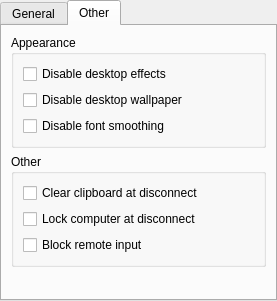
First picture: the form in source/console/computer_dialog_desktop.ui, repository dchapyshev/aspia, before the edit.
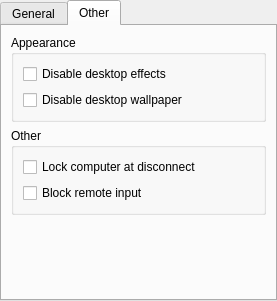
Second picture: the form after the edit. The open tabs and pages were chosen to show the change.

Commit message: Move clipboard to user session side.

The edit to the form file:
```diff
--- a/source/console/computer_dialog_desktop.ui
+++ b/source/console/computer_dialog_desktop.ui
@@ -150,13 +150,6 @@
             </property>
            </widget>
           </item>
-          <item>
-           <widget class="QCheckBox" name="checkbox_font_smoothing">
-            <property name="text">
-             <string>Disable font smoothing</string>
-            </property>
-           </widget>
-          </item>
          </layout>
         </widget>
        </item>
@@ -172,13 +165,6 @@
           <string>Other</string>
          </property>
          <layout class="QVBoxLayout" name="verticalLayout">
-          <item>
-           <widget class="QCheckBox" name="checkbox_clear_clipboard">
-            <property name="text">
-             <string>Clear clipboard at disconnect</string>
-            </property>
-           </widget>
-          </item>
           <item>
            <widget class="QCheckBox" name="checkbox_lock_at_disconnect">
             <property name="text">
```
The commit also changes 28 other files.
